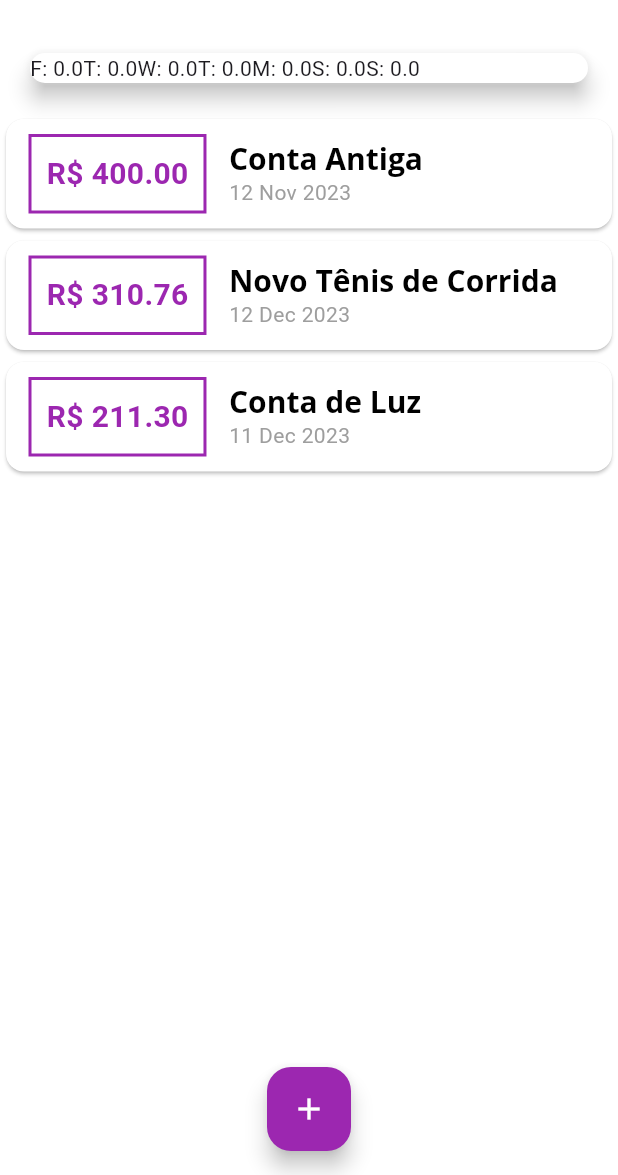
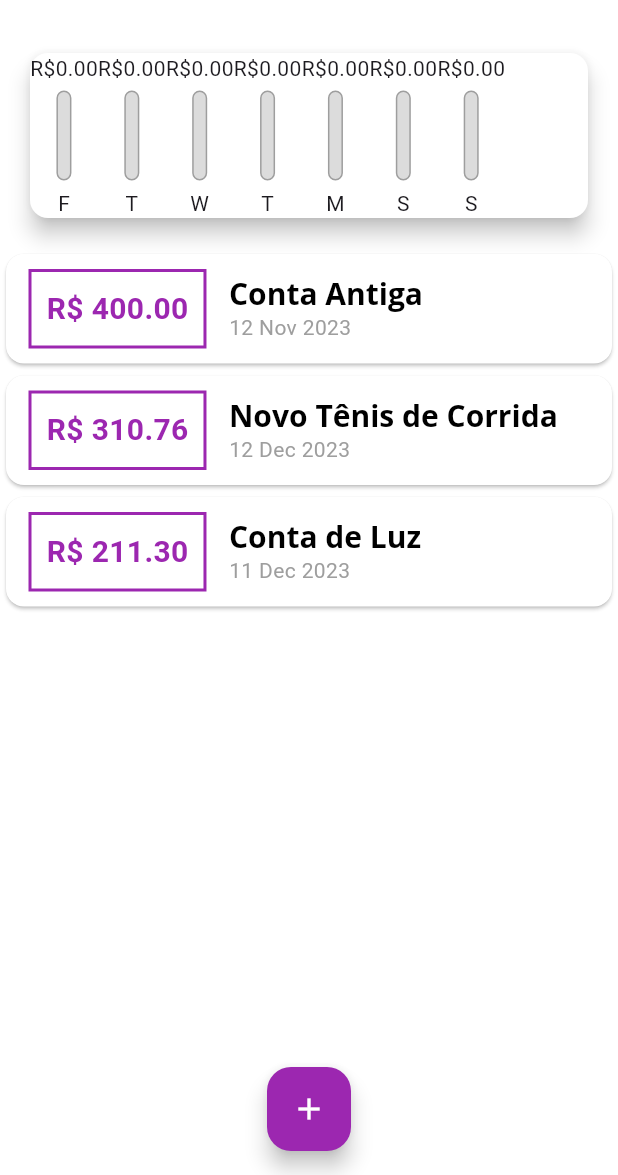
Before and after one commit to beto-luis/expenses, a Flutter app: the screen it shows after launch, on a phone screen of 412 x 824 dp, the part 61-1236 px from its top. Run offline on Flutter 3.47's test engine with Material 3 defaults, Android fonts, the phone set to English and light mode, and no system bars.

Commit message:
gráfico

```diff
--- a/lib/components/chart.dart
+++ b/lib/components/chart.dart
@@ -1,7 +1,7 @@
 import 'package:flutter/material.dart';
 import 'package:intl/intl.dart';
 import '../models/transaction.dart';
-
+import 'chart_bar.dart';
 class Chart extends StatelessWidget {
   final List<Transaction> recentTransaction;
 
@@ -9,7 +9,8 @@ class Chart extends StatelessWidget {
 
   List<Map<String, Object>> get groupedTransaction {
     return List.generate(7, (index) {
-      final weekDay = DateTime.now().subtract(Duration(days: index),
+      final weekDay = DateTime.now().subtract(
+        Duration(days: index),
       );
 
       double totalSum = 0.0;
@@ -31,16 +32,26 @@ class Chart extends StatelessWidget {
     });
   }
 
+  double get _weekTotalValue {
+    return groupedTransaction.fold(0.0, (sum, tr) {
+      return sum + (tr['value'] as double);
+    });
+  }
+
   @override
   Widget build(BuildContext context) {
     groupedTransaction;
     return Card(
-      elevation: 6,
-      margin: const EdgeInsets.all(20),
-      child: Row(
-        children: groupedTransaction.map((tr) =>
-        Text('${tr['day']}: ${tr['value']}')).toList(),
-      ),
-    );
+        elevation: 6,
+        margin: const EdgeInsets.all(20),
+        child: Row(
+          children: groupedTransaction.map((tr) {
+            return ChartBar(
+              label: tr['day'] as String,
+              value: tr['value'] as double,
+              percentage: _weekTotalValue == 0 ? 0 : (tr['value'] as double) / _weekTotalValue,
+            );
+          }).toList(),
+        ));
   }
 }
--- a/lib/components/chart_bar.dart
+++ b/lib/components/chart_bar.dart
@@ -1,12 +1,53 @@
 import 'package:flutter/material.dart';
 
 class ChartBar extends StatelessWidget {
-  const ChartBar({super.key});
+  final String? label;
+  final double? value;
+  final double? percentage;
+
+  const ChartBar({super.key,
+    required this.label,
+    required this.value,
+    required this.percentage
+    });
 
   @override
   Widget build(BuildContext context) {
-    return Container(
-
+    return Column(
+      children: <Widget>[
+        Text('R\$${value!.toStringAsFixed(2)}'),
+        const SizedBox(height: 5,),
+        SizedBox(
+          height: 60,
+          width: 10,
+          child: Stack(
+            alignment: Alignment.bottomCenter,
+            children: <Widget>[
+              Container(
+                decoration: BoxDecoration(
+                  border: Border.all(
+                    color: Colors.grey,
+                    width: 1.0,
+                    ),
+                    color: const Color.fromRGBO(220, 220, 220, 1),
+                    borderRadius: BorderRadius.circular(5),
+                ),
+              ),
+              FractionallySizedBox(
+                heightFactor: percentage,
+                child: Container(
+                  decoration: BoxDecoration(
+                    color: Theme.of(context).primaryColor,
+                    borderRadius: BorderRadius.circular(5),
+                  ),
+                ),
+              )
+            ],
+          ),
+        ),
+        const SizedBox(height: 5,),
+        Text(label!),
+      ],
     );
   }
 }
--- a/lib/main.dart
+++ b/lib/main.dart
@@ -63,12 +63,14 @@ class _MyHomePageState extends State<MyHomePage> {
       title: 'Conta de Luz',
       value: 211.30,
       date: DateTime.now().subtract(const Duration(days: 4)),
-    ),
+     ),
   ];
 
   List<Transaction> get _recentTransactions {
     return _transactions.where((tr) {
-      return tr.date.isAfter(DateTime.now().subtract(const Duration(days: 7)));
+      return tr.date.isAfter(DateTime.now().subtract(
+        const Duration(days: 7)
+      ));
     }).toList();
   }
 
@@ -103,10 +105,8 @@ class _MyHomePageState extends State<MyHomePage> {
   Widget build(BuildContext context) {
     return Scaffold(
       appBar: AppBar(
-        title: const Text(
-          'Despesas Pessoais',
-        ),
-        actions: <Widget>[
+        title: const Text('Despesas Pessoais',),
+        actions: [
           IconButton(
             onPressed: () => _openTransactionFormModal(context),
             icon: const Icon(Icons.add),
```
